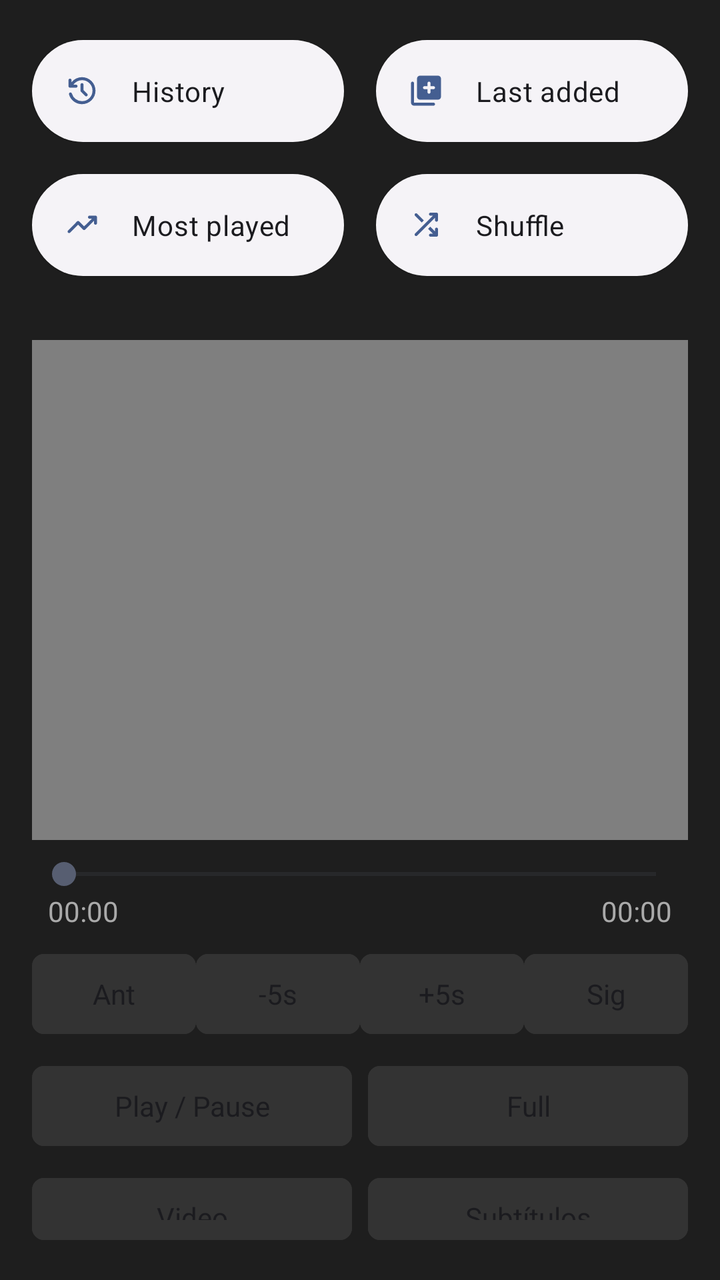
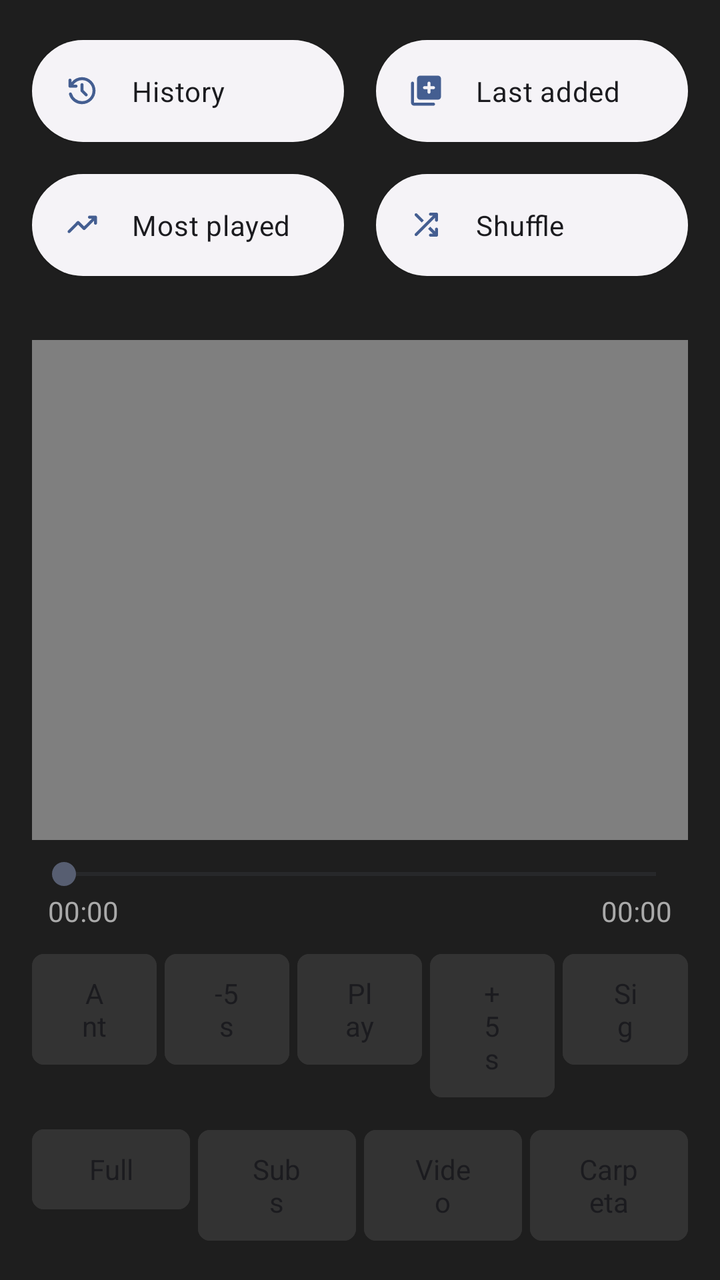

The first picture is an Android layout as it rendered before a commit; the second is the same layout after the commit. The layout source and the unified diff follow.
<!-- AndroidManifest.xml: application theme Theme.RetroMusic.MD3 -->
<!-- res/layout/home_content.xml -->
<?xml version="1.0" encoding="utf-8"?>
<LinearLayout xmlns:android="http://schemas.android.com/apk/res/android"
    android:layout_width="match_parent"
    android:layout_height="match_parent"
    android:orientation="vertical"
    android:background="#1E1E1E"
    android:focusable="true"
    android:focusableInTouchMode="true">

    <include
        android:id="@+id/abs_playlists"
        layout="@layout/abs_playlists" />

    <LinearLayout
        android:layout_width="match_parent"
        android:layout_height="wrap_content"
        android:orientation="vertical"
        android:padding="16dp">

        <FrameLayout
            android:id="@+id/videoContainer"
            android:layout_width="match_parent"
            android:layout_height="250dp"
            android:background="#000000">

            <VideoView
                android:id="@+id/videoPlayer"
                android:layout_width="match_parent"
                android:layout_height="match_parent"
                android:layout_gravity="center" />

            <TextView
                android:id="@+id/tvSubtitleOverlay"
                android:layout_width="match_parent"
                android:layout_height="wrap_content"
                android:layout_gravity="bottom|center_horizontal"
                android:gravity="center"
                android:padding="16dp"
                android:textColor="#FFFFFF"
                android:textSize="18sp" />
        </FrameLayout>

        <SeekBar
            android:id="@+id/videoSeekBar"
            android:layout_width="match_parent"
            android:layout_height="wrap_content"
            android:layout_marginTop="8dp" />

        <LinearLayout
            android:layout_width="match_parent"
            android:layout_height="wrap_content"
            android:orientation="horizontal"
            android:paddingHorizontal="8dp">
            <TextView android:id="@+id/tvCurrentTime" android:layout_width="wrap_content" android:layout_height="wrap_content" android:text="00:00" android:textColor="#AAAAAA" />
            <Space android:layout_width="0dp" android:layout_height="wrap_content" android:layout_weight="1" />
            <TextView android:id="@+id/tvTotalTime" android:layout_width="wrap_content" android:layout_height="wrap_content" android:text="00:00" android:textColor="#AAAAAA" />
        </LinearLayout>

        <LinearLayout
            android:layout_width="match_parent"
            android:layout_height="wrap_content"
            android:orientation="horizontal"
            android:weightSum="4"
            android:layout_marginTop="8dp">
            <Button android:id="@+id/btnPrevVideo" android:layout_width="0dp" android:layout_height="wrap_content" android:layout_weight="1" android:backgroundTint="#333333" android:text="Ant" />
            <Button android:id="@+id/btnRewindTime" android:layout_width="0dp" android:layout_height="wrap_content" android:layout_weight="1" android:backgroundTint="#333333" android:text="-5s" />
            <Button android:id="@+id/btnForwardTime" android:layout_width="0dp" android:layout_height="wrap_content" android:layout_weight="1" android:backgroundTint="#333333" android:text="+5s" />
            <Button android:id="@+id/btnNextVideo" android:layout_width="0dp" android:layout_height="wrap_content" android:layout_weight="1" android:backgroundTint="#333333" android:text="Sig" />
        </LinearLayout>

        <LinearLayout
            android:layout_width="match_parent"
            android:layout_height="wrap_content"
            android:orientation="horizontal"
            android:layout_marginTop="8dp">
            <Button android:id="@+id/btnPlayPause" android:layout_width="0dp" android:layout_height="wrap_content" android:layout_weight="1" android:backgroundTint="#333333" android:text="Play / Pause" />
            <Button android:id="@+id/btnFullscreen" android:layout_width="0dp" android:layout_height="wrap_content" android:layout_weight="1" android:layout_marginStart="8dp" android:backgroundTint="#333333" android:text="Full" />
        </LinearLayout>

        <LinearLayout
            android:layout_width="match_parent"
            android:layout_height="wrap_content"
            android:orientation="horizontal"
            android:layout_marginTop="8dp">
            <Button android:id="@+id/btnOpenFile" android:layout_width="0dp" android:layout_height="wrap_content" android:layout_weight="1" android:backgroundTint="#333333" android:text="Video" />
            <Button android:id="@+id/btnLoadSubtitles" android:layout_width="0dp" android:layout_height="wrap_content" android:layout_weight="1" android:layout_marginStart="8dp" android:backgroundTint="#333333" android:text="Subtítulos" />
        </LinearLayout>

        <androidx.recyclerview.widget.RecyclerView
            android:id="@+id/rvDownloads"
            android:layout_width="match_parent"
            android:layout_height="wrap_content"
            android:layout_marginTop="16dp"
            android:paddingBottom="20dp"
            android:scrollbars="vertical" />
            
    </LinearLayout>
</LinearLayout>
<!-- res/layout/abs_playlists.xml (included above) -->
<?xml version="1.0" encoding="utf-8"?>
<androidx.constraintlayout.widget.ConstraintLayout xmlns:android="http://schemas.android.com/apk/res/android"
    xmlns:app="http://schemas.android.com/apk/res-auto"
    android:layout_width="match_parent"
    android:layout_height="wrap_content"
    android:orientation="vertical"
    android:paddingBottom="12dp">

    <com.google.android.material.button.MaterialButton
        android:id="@+id/history"
        style="@style/HomeActionButton"
        android:layout_width="0dp"
        android:layout_height="wrap_content"
        android:layout_marginStart="16dp"
        android:layout_marginTop="16dp"
        android:layout_marginEnd="16dp"
        android:text="@string/history"
        app:icon="@drawable/ic_history"
        app:layout_constraintEnd_toStartOf="@+id/lastAdded"
        app:layout_constraintHorizontal_bias="0.5"
        app:layout_constraintStart_toStartOf="parent"
        app:layout_constraintTop_toTopOf="parent" />

    <com.google.android.material.button.MaterialButton
        android:id="@+id/lastAdded"
        style="@style/HomeActionButton"
        android:layout_width="0dp"
        android:layout_height="wrap_content"
        android:layout_marginEnd="16dp"
        android:text="@string/last_added"
        app:icon="@drawable/ic_library_add"
        app:layout_constraintEnd_toEndOf="parent"
        app:layout_constraintHorizontal_bias="0.5"
        app:layout_constraintStart_toEndOf="@+id/history"
        app:layout_constraintTop_toTopOf="@+id/history" />

    <com.google.android.material.button.MaterialButton
        android:id="@+id/topPlayed"
        style="@style/HomeActionButton"
        android:layout_width="0dp"
        android:layout_height="wrap_content"
        android:layout_marginTop="8dp"
        android:layout_marginEnd="16dp"
        android:text="@string/my_top_tracks"
        app:icon="@drawable/ic_trending_up"
        app:layout_constraintEnd_toStartOf="@+id/actionShuffle"
        app:layout_constraintHorizontal_bias="0.5"
        app:layout_constraintStart_toStartOf="@+id/history"
        app:layout_constraintTop_toBottomOf="@+id/history" />

    <com.google.android.material.button.MaterialButton
        android:id="@+id/actionShuffle"
        style="@style/HomeActionButton"
        android:layout_width="0dp"
        android:layout_height="wrap_content"
        android:layout_marginTop="8dp"
        android:text="@string/shuffle"
        app:icon="@drawable/ic_shuffle"
        app:layout_constraintEnd_toEndOf="@+id/lastAdded"
        app:layout_constraintHorizontal_bias="0.5"
        app:layout_constraintStart_toEndOf="@+id/topPlayed"
        app:layout_constraintTop_toBottomOf="@+id/lastAdded" />

</androidx.constraintlayout.widget.ConstraintLayout>
<!-- resources referenced by this layout -->
<resources>
  <!-- drawable ic_trending_up (drawable) -->
  <vector xmlns:android="http://schemas.android.com/apk/res/android"
      android:width="24dp"
      android:height="24dp"
      android:viewportWidth="24"
      android:viewportHeight="24"
      android:tint="?attr/colorControlNormal">
    <path
        android:fillColor="@android:color/white"
        android:pathData="M2.7,17.3Q2.425,17.025 2.425,16.612Q2.425,16.2 2.7,15.9L8.7,9.85Q8.85,9.725 9.025,9.65Q9.2,9.575 9.4,9.575Q9.6,9.575 9.788,9.65Q9.975,9.725 10.1,9.85L13.4,13.15L18.6,8H17Q16.575,8 16.288,7.713Q16,7.425 16,7Q16,6.575 16.288,6.287Q16.575,6 17,6H21Q21.425,6 21.712,6.287Q22,6.575 22,7V11Q22,11.425 21.712,11.712Q21.425,12 21,12Q20.575,12 20.288,11.712Q20,11.425 20,11V9.4L14.1,15.3Q13.95,15.45 13.775,15.512Q13.6,15.575 13.4,15.575Q13.2,15.575 13.025,15.512Q12.85,15.45 12.7,15.3L9.4,12L4.075,17.325Q3.8,17.6 3.4,17.6Q3,17.6 2.7,17.3Z"/>
  </vector>
  <string name="history">History</string>
  <string name="last_added">Last added</string>
  <string name="my_top_tracks">Most played</string>
  <string name="shuffle">Shuffle</string>
  <style name="HomeActionButton" parent="Widget.Material3.Button.ElevatedButton.Icon">
          <item name="android:paddingTop">16dp</item>
          <item name="android:paddingBottom">16dp</item>
          <item name="android:textColor">?attr/colorOnSurface</item>
          <item name="shapeAppearanceOverlay">
              @style/ShapeAppearanceOverlay.Material3.FloatingActionButton
          </item>
          <item name="iconPadding">16dp</item>
          <item name="iconGravity">start</item>
          <item name="android:gravity">start|center_vertical</item>
          <item name="android:textAppearance">@style/TextViewBody2</item>
      </style>
  <style name="TextViewBody2" parent="TextAppearance.MaterialComponents.Body2" />
  <!-- drawable round_selector (drawable) -->
  <ripple xmlns:android="http://schemas.android.com/apk/res/android"
      android:color="?android:attr/colorControlHighlight">
  
      <item
          android:id="@android:id/mask"
          android:drawable="@drawable/round_selector_mask" />
  
  </ripple>
  <!-- drawable rect_selector (drawable) -->
  <?xml version="1.0" encoding="utf-8"?>
  <ripple xmlns:android="http://schemas.android.com/apk/res/android"
      android:color="?android:attr/colorControlHighlight">
  
      <item android:id="@android:id/mask">
          <shape>
              <corners android:radius="@dimen/m3_card_corner_radius" />
              <solid android:color="@color/md_green_500" />
          </shape>
      </item>
      <item>
          <selector>
              <item android:state_activated="true">
                  <shape>
                      <corners android:radius="@dimen/m3_card_corner_radius" />
                      <solid android:color="?android:attr/colorControlHighlight" />
                  </shape>
              </item>
          </selector>
      </item>
  </ripple>
  <style name="MaterialButtonTheme" parent="Widget.Material3.Button">
          <item name="cornerRadius">6dp</item>
          <item name="iconGravity">textStart</item>
          <item name="iconTint">?attr/colorControlNormal</item>
          <item name="android:textColor">?android:attr/textColorPrimary</item>
          <item name="android:textAppearance">@style/TextViewNormal</item>
          <item name="android:textAllCaps">false</item>
          <item name="android:paddingTop">@dimen/button_padding_vertical</item>
          <item name="android:paddingBottom">@dimen/button_padding_vertical</item>
      </style>
  <!-- drawable round_selector_mask (drawable) -->
  <?xml version="1.0" encoding="utf-8"?>
  <shape xmlns:android="http://schemas.android.com/apk/res/android"
      android:shape="oval">
      <solid android:color="@android:color/white" />
  </shape>
  <dimen name="m3_card_corner_radius">16dp</dimen>
  <color name="md_green_500">#4CAF50</color>
  <style name="TextViewNormal" parent="">
          <item name="android:textSize">14sp</item>
      </style>
  <dimen name="button_padding_vertical">10dp</dimen>
  <!-- unchanged entries left out for length: 4 -->
</resources>

<!-- the commit's change to res/layout/home_content.xml (unified diff, before → after) -->
@@ -60,30 +60,25 @@
             android:layout_width="match_parent"
             android:layout_height="wrap_content"
             android:orientation="horizontal"
-            android:weightSum="4"
+            android:weightSum="5"
             android:layout_marginTop="8dp">
-            <Button android:id="@+id/btnPrevVideo" android:layout_width="0dp" android:layout_height="wrap_content" android:layout_weight="1" android:backgroundTint="#333333" android:text="Ant" />
-            <Button android:id="@+id/btnRewindTime" android:layout_width="0dp" android:layout_height="wrap_content" android:layout_weight="1" android:backgroundTint="#333333" android:text="-5s" />
-            <Button android:id="@+id/btnForwardTime" android:layout_width="0dp" android:layout_height="wrap_content" android:layout_weight="1" android:backgroundTint="#333333" android:text="+5s" />
-            <Button android:id="@+id/btnNextVideo" android:layout_width="0dp" android:layout_height="wrap_content" android:layout_weight="1" android:backgroundTint="#333333" android:text="Sig" />
+            <Button android:id="@+id/btnPrevVideo" android:layout_width="0dp" android:layout_height="wrap_content" android:layout_weight="1" android:layout_marginEnd="2dp" android:backgroundTint="#333333" android:text="Ant" />
+            <Button android:id="@+id/btnRewindTime" android:layout_width="0dp" android:layout_height="wrap_content" android:layout_weight="1" android:layout_marginHorizontal="2dp" android:backgroundTint="#333333" android:text="-5s" />
+            <Button android:id="@+id/btnPlayPause" android:layout_width="0dp" android:layout_height="wrap_content" android:layout_weight="1" android:layout_marginHorizontal="2dp" android:backgroundTint="#333333" android:text="Play" />
+            <Button android:id="@+id/btnForwardTime" android:layout_width="0dp" android:layout_height="wrap_content" android:layout_weight="1" android:layout_marginHorizontal="2dp" android:backgroundTint="#333333" android:text="+5s" />
+            <Button android:id="@+id/btnNextVideo" android:layout_width="0dp" android:layout_height="wrap_content" android:layout_weight="1" android:layout_marginStart="2dp" android:backgroundTint="#333333" android:text="Sig" />
         </LinearLayout>
 
         <LinearLayout
             android:layout_width="match_parent"
             android:layout_height="wrap_content"
             android:orientation="horizontal"
+            android:weightSum="4"
             android:layout_marginTop="8dp">
-            <Button android:id="@+id/btnPlayPause" android:layout_width="0dp" android:layout_height="wrap_content" android:layout_weight="1" android:backgroundTint="#333333" android:text="Play / Pause" />
-            <Button android:id="@+id/btnFullscreen" android:layout_width="0dp" android:layout_height="wrap_content" android:layout_weight="1" android:layout_marginStart="8dp" android:backgroundTint="#333333" android:text="Full" />
-        </LinearLayout>
-
-        <LinearLayout
-            android:layout_width="match_parent"
-            android:layout_height="wrap_content"
-            android:orientation="horizontal"
-            android:layout_marginTop="8dp">
-            <Button android:id="@+id/btnOpenFile" android:layout_width="0dp" android:layout_height="wrap_content" android:layout_weight="1" android:backgroundTint="#333333" android:text="Video" />
-            <Button android:id="@+id/btnLoadSubtitles" android:layout_width="0dp" android:layout_height="wrap_content" android:layout_weight="1" android:layout_marginStart="8dp" android:backgroundTint="#333333" android:text="Subtítulos" />
+            <Button android:id="@+id/btnFullscreen" android:layout_width="0dp" android:layout_height="wrap_content" android:layout_weight="1" android:layout_marginEnd="2dp" android:backgroundTint="#333333" android:text="Full" />
+            <Button android:id="@+id/btnLoadSubtitles" android:layout_width="0dp" android:layout_height="wrap_content" android:layout_weight="1" android:layout_marginHorizontal="2dp" android:backgroundTint="#333333" android:text="Subs" />
+            <Button android:id="@+id/btnOpenFile" android:layout_width="0dp" android:layout_height="wrap_content" android:layout_weight="1" android:layout_marginHorizontal="2dp" android:backgroundTint="#333333" android:text="Video" />
+            <Button android:id="@+id/btnChooseFolder" android:layout_width="0dp" android:layout_height="wrap_content" android:layout_weight="1" android:layout_marginStart="2dp" android:backgroundTint="#333333" android:text="Carpeta" />
         </LinearLayout>
 
         <androidx.recyclerview.widget.RecyclerView
